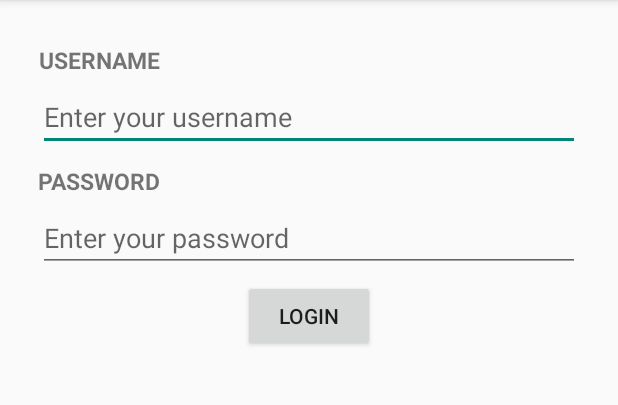
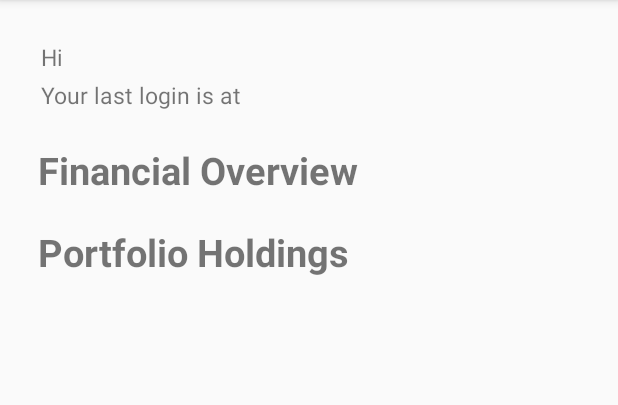
Before and after one commit to mikelimantara/UBSTechChallenge2015, an Android app: the screen it shows after launch (MainActivity), after a tap on "LOGIN", on a phone screen of 412 x 824 dp, the part 84-489 px from its top. Run offline under Robolectric (Android 15) with nearby library versions, the phone set to English and light mode, and no system bars.

Commit message:
Implement Overview Fragment

```diff
--- a/app/src/main/java/com/prototype/ubs/techchallenge/MainActivity.java
+++ b/app/src/main/java/com/prototype/ubs/techchallenge/MainActivity.java
@@ -1,30 +1,36 @@
 package com.prototype.ubs.techchallenge;
 
+import android.content.Context;
+import android.content.SharedPreferences;
 import android.content.res.Configuration;
 import android.os.Bundle;
-import android.support.v4.app.FragmentManager;
+import android.support.v4.app.FragmentTransaction;
 import android.support.v4.widget.DrawerLayout;
 import android.support.v7.app.ActionBar;
 import android.support.v7.app.ActionBarActivity;
 import android.support.v7.app.ActionBarDrawerToggle;
+import android.util.Log;
 import android.view.MenuItem;
 import android.view.View;
 import android.widget.ArrayAdapter;
-import android.widget.LinearLayout;
 import android.widget.ListView;
 
 import com.prototype.ubs.techchallenge.fragment.LoginFragment;
+import com.prototype.ubs.techchallenge.fragment.OverviewFragment;
+import com.prototype.ubs.techchallenge.utils.Constants;
 
 /**
  * Created by Michael on 10/6/2015.
  */
-public class MainActivity extends ActionBarActivity {
+public class MainActivity extends ActionBarActivity implements LoginFragment.OnLoginListener {
 
     private ActionBar actionBar = null;
     private ListView navList = null;
     private ArrayAdapter<String> drawerAdapter = null;
     private ActionBarDrawerToggle drawerToggle = null;
     private DrawerLayout drawerLayout = null;
+    private SharedPreferences sharedPrefs = null;
+    private boolean hasLogin = false;
 
     @Override
     protected void onCreate(Bundle savedInstanceState) {
@@ -32,20 +38,42 @@ public class MainActivity extends ActionBarActivity {
         setContentView(R.layout.main);
         initViews();
 
+        sharedPrefs = getSharedPreferences(Constants.SHARED_PREFS, Context.MODE_PRIVATE);
+
         actionBar.setDisplayHomeAsUpEnabled(true);
         actionBar.setHomeButtonEnabled(true);
-        setupDrawer();
 
         if (findViewById(R.id.content_container) != null) {
             if (savedInstanceState != null) {
                 return;
             }
 
-            LoginFragment loginFragment = new LoginFragment();
-            getSupportFragmentManager()
-                    .beginTransaction().add(R.id.content_container, loginFragment)
-                    .commit();
+            if (hasLogin) {
+                Log.d("session", "login ady");
+                String[] drawerItems = {"Something", "Something"};
+                setNavigationDrawerItems(drawerItems);
+                setupDrawer();
+                OverviewFragment overviewFragment = new OverviewFragment();
+                getSupportFragmentManager()
+                        .beginTransaction().add(R.id.content_container, overviewFragment)
+                        .commit();
+            } else {
+                Log.d("session", "not login ady");
+                String[] drawerItems = {"Settings", "About Us", "Contact Us"};
+                setNavigationDrawerItems(drawerItems);
+                setupDrawer();
+                LoginFragment loginFragment = new LoginFragment();
+                getSupportFragmentManager()
+                        .beginTransaction().add(R.id.content_container, loginFragment)
+                        .commit();
+            }
         }
+    }
+
+    @Override
+    protected void onStart() {
+        super.onStart();
+
     }
 
     @Override
@@ -69,6 +97,20 @@ public class MainActivity extends ActionBarActivity {
         return super.onOptionsItemSelected(item);
     }
 
+    // Callback method from loginFragment once login is successful
+    @Override
+    public void onLogin() {
+        OverviewFragment overviewFragment = new OverviewFragment();
+        FragmentTransaction transaction = getSupportFragmentManager().beginTransaction();
+        transaction.replace(R.id.content_container, overviewFragment);
+        transaction.commit();
+    }
+
+    public void setNavigationDrawerItems(String[] items) {
+        drawerAdapter = new ArrayAdapter<String>(this, android.R.layout.simple_list_item_1, items);
+        navList.setAdapter(drawerAdapter);
+    }
+
     private void initViews() {
         navList = (ListView) findViewById(R.id.nav_list);
         actionBar = getSupportActionBar();
@@ -76,9 +118,6 @@ public class MainActivity extends ActionBarActivity {
     }
 
     private void setupDrawer() {
-        String[] drawerItems = {"Settings", "About Us", "Contact Us"};
-        drawerAdapter = new ArrayAdapter<String>(this, android.R.layout.simple_list_item_1, drawerItems);
-        navList.setAdapter(drawerAdapter);
 
         drawerToggle = new ActionBarDrawerToggle(this, drawerLayout, R.string.drawer_open, R.string.drawer_close) {
 
@@ -102,4 +141,9 @@ public class MainActivity extends ActionBarActivity {
         drawerToggle.setDrawerIndicatorEnabled(true);
         drawerLayout.setDrawerListener(drawerToggle);
     }
+
+    private void checkHasLogin() {
+        int userId = sharedPrefs.getInt(Constants.SHARED_PREFS_UID, -1);
+        hasLogin  = (userId != -1);
+    }
 }
--- a/app/src/main/java/com/prototype/ubs/techchallenge/fragment/LoginFragment.java
+++ b/app/src/main/java/com/prototype/ubs/techchallenge/fragment/LoginFragment.java
@@ -1,26 +1,46 @@
 package com.prototype.ubs.techchallenge.fragment;
 
+import android.app.Activity;
+import android.content.Context;
+import android.content.SharedPreferences;
 import android.os.Bundle;
 import android.support.v4.app.Fragment;
-import android.util.Log;
 import android.view.LayoutInflater;
 import android.view.View;
 import android.view.ViewGroup;
 import android.widget.Button;
 import android.widget.EditText;
-import android.widget.Toast;
 
 import com.prototype.ubs.techchallenge.R;
+import com.prototype.ubs.techchallenge.utils.Constants;
 
 /**
  * Created by Michael on 12/6/2015.
  */
 public class LoginFragment extends Fragment implements View.OnClickListener{
 
+    private OnLoginListener loginListener;
     private View v = null;
     private EditText edtxUsername = null;
     private EditText edtxPassword = null;
     private Button btnLogin = null;
+    private SharedPreferences sharedPrefs = null;
+
+    public interface OnLoginListener {
+        public void onLogin();
+    }
+
+    @Override
+    public void onAttach(Activity activity) {
+        super.onAttach(activity);
+
+        try {
+            loginListener = (OnLoginListener) activity;
+        } catch (ClassCastException e) {
+            throw new ClassCastException(activity.toString()
+                    + " must implement onLoginListener");
+        }
+    }
 
     @Override
     public View onCreateView(LayoutInflater inflater, ViewGroup container, Bundle savedInstanceState) {
@@ -40,6 +60,16 @@ public class LoginFragment extends Fragment implements View.OnClickListener{
 
                 //TODO: Implement authentication with the backend
 
+                //TODO: Implement session management using real data
+                sharedPrefs = getActivity().getSharedPreferences(Constants.SHARED_PREFS, Context.MODE_PRIVATE);
+                SharedPreferences.Editor editor = sharedPrefs.edit();
+                editor.putInt(Constants.SHARED_PREFS_UID, 0);
+                editor.putString(Constants.SHARED_PREFS_NAME, "Bisma");
+                editor.putString(Constants.SHARED_PREFS_LAST_LOGIN, "12/06/2015 3:20PM");
+                editor.commit();
+
+                // if login is successful
+                loginListener.onLogin();
 
                 break;
         }
--- /dev/null
+++ b/app/src/main/java/com/prototype/ubs/techchallenge/fragment/OverviewFragment.java
@@ -0,0 +1,42 @@
+package com.prototype.ubs.techchallenge.fragment;
+
+import android.os.Bundle;
+import android.support.v4.app.Fragment;
+import android.view.LayoutInflater;
+import android.view.View;
+import android.view.ViewGroup;
+import android.widget.TextView;
+
+import com.prototype.ubs.techchallenge.R;
+import com.prototype.ubs.techchallenge.utils.Constants;
+
+/**
+ * Created by Michael on 12/6/2015.
+ */
+public class OverviewFragment extends Fragment {
+    private View v = null;
+    private TextView txtName = null;
+    private TextView txtLastLogin = null;
+
+    @Override
+    public View onCreateView(LayoutInflater inflater, ViewGroup container, Bundle savedInstanceState) {
+        v = inflater.inflate(R.layout.overview, container, false);
+        initViews();
+        setWelcomeMessage();
+
+        return v;
+    }
+
+    private void initViews() {
+        txtName = (TextView) v.findViewById(R.id.overview_name);
+        txtLastLogin = (TextView) v.findViewById(R.id.overview_last_login);
+    }
+
+    private void setWelcomeMessage() {
+        //TODO: Include real name and last login to the welcome message
+        txtName.setText(Constants.MSG_NAME);
+        txtLastLogin.setText(Constants.MSG_LAST_LOGIN);
+    }
+
+
+}
--- /dev/null
+++ b/app/src/main/java/com/prototype/ubs/techchallenge/utils/Constants.java
@@ -0,0 +1,13 @@
+package com.prototype.ubs.techchallenge.utils;
+
+/**
+ * Created by Michael on 12/6/2015.
+ */
+public class Constants {
+    public static final String SHARED_PREFS = "com.prototype.ubs.techchallenge.credentials";
+    public static final String SHARED_PREFS_UID = "user_id";
+    public static final String SHARED_PREFS_NAME = "user_name";
+    public static final String SHARED_PREFS_LAST_LOGIN = "user_last_login";
+    public static final String MSG_NAME = "Hi ";
+    public static final String MSG_LAST_LOGIN = "Your last login is at ";
+}
--- a/app/src/main/res/layout/login.xml
+++ b/app/src/main/res/layout/login.xml
@@ -2,6 +2,7 @@
 <LinearLayout xmlns:android="http://schemas.android.com/apk/res/android"
     android:layout_width="match_parent"
     android:layout_height="match_parent"
+    android:layout_margin="@dimen/content_margin"
     android:orientation="vertical">
 
     <TextView
--- a/app/src/main/res/layout/main.xml
+++ b/app/src/main/res/layout/main.xml
@@ -9,7 +9,6 @@
         android:id="@+id/content_container"
         android:layout_width="match_parent"
         android:layout_height="match_parent"
-        android:layout_margin="@dimen/content_margin"
         android:orientation="vertical" />
 
     <!-- Navigation drawer -->
--- /dev/null
+++ b/app/src/main/res/layout/overview.xml
@@ -0,0 +1,59 @@
+<?xml version="1.0" encoding="utf-8"?>
+<ScrollView xmlns:android="http://schemas.android.com/apk/res/android"
+    android:layout_width="match_parent"
+    android:layout_height="match_parent">
+
+    <LinearLayout
+        android:orientation="vertical"
+        android:layout_width="match_parent"
+        android:layout_height="match_parent"
+        android:layout_margin="@dimen/content_margin">
+
+        <TextView
+            android:id="@+id/overview_name"
+            android:layout_width="wrap_content"
+            android:layout_height="wrap_content"
+            android:text="Hi Bisma,"
+            android:textSize="@dimen/overview_welcome_msg_fontsize"
+            android:padding="@dimen/overview_welcome_msg_padding" />
+
+        <TextView
+            android:id="@+id/overview_last_login"
+            android:layout_width="wrap_content"
+            android:layout_height="wrap_content"
+            android:text="Your last login is at 12/06/2015 3:20PM"
+            android:textSize="@dimen/overview_welcome_msg_fontsize"
+            android:padding="@dimen/overview_welcome_msg_padding" />
+
+        <LinearLayout
+            android:orientation="vertical"
+            android:layout_width="match_parent"
+            android:layout_height="wrap_content"
+            android:layout_marginTop="20dp">
+
+            <TextView
+                android:layout_width="wrap_content"
+                android:layout_height="wrap_content"
+                android:text="@string/overview_financial"
+                android:textSize="@dimen/overview_heading_fontsize"
+                android:textStyle="bold"/>
+
+        </LinearLayout>
+
+        <LinearLayout
+            android:orientation="vertical"
+            android:layout_width="match_parent"
+            android:layout_height="wrap_content"
+            android:layout_marginTop="20dp">
+
+            <TextView
+                android:layout_width="wrap_content"
+                android:layout_height="wrap_content"
+                android:text="@string/overview_portfolio"
+                android:textSize="@dimen/overview_heading_fontsize"
+                android:textStyle="bold"/>
+
+        </LinearLayout>
+
+    </LinearLayout>
+</ScrollView>
--- a/app/src/main/res/values/dimen.xml
+++ b/app/src/main/res/values/dimen.xml
@@ -13,4 +13,9 @@
     <!-- Main content -->
     <dimen name="content_margin">25dp</dimen>
 
+    <!-- Overview -->
+    <dimen name="overview_welcome_msg_fontsize">15sp</dimen>
+    <dimen name="overview_welcome_msg_padding">2dp</dimen>
+    <dimen name="overview_heading_fontsize">25sp</dimen>
+
 </resources>
--- a/app/src/main/res/values/strings.xml
+++ b/app/src/main/res/values/strings.xml
@@ -1,5 +1,12 @@
 <resources>
     <string name="app_name">Elite Bank</string>
+
+    <!-- Navigation drawer -->
+    <string name="drawer_open">Open navigation drawer</string>
+    <string name="drawer_close">Close navigation drawer</string>
+
+    <!-- Button -->
+    <string name="btn_login">Login</string>
 
     <!-- Login page -->
     <string name="username">Username</string>
@@ -7,10 +14,7 @@
     <string name="hint_username">Enter your username</string>
     <string name="hint_password">Enter your password</string>
 
-    <!-- Navigation drawer -->
-    <string name="drawer_open">Open navigation drawer</string>
-    <string name="drawer_close">Close navigation drawer</string>
-
-    <!-- Button -->
-    <string name="btn_login">Login</string>
+    <!-- Overview page -->
+    <string name="overview_financial">Financial Overview</string>
+    <string name="overview_portfolio">Portfolio Holdings</string>
 </resources>
```
